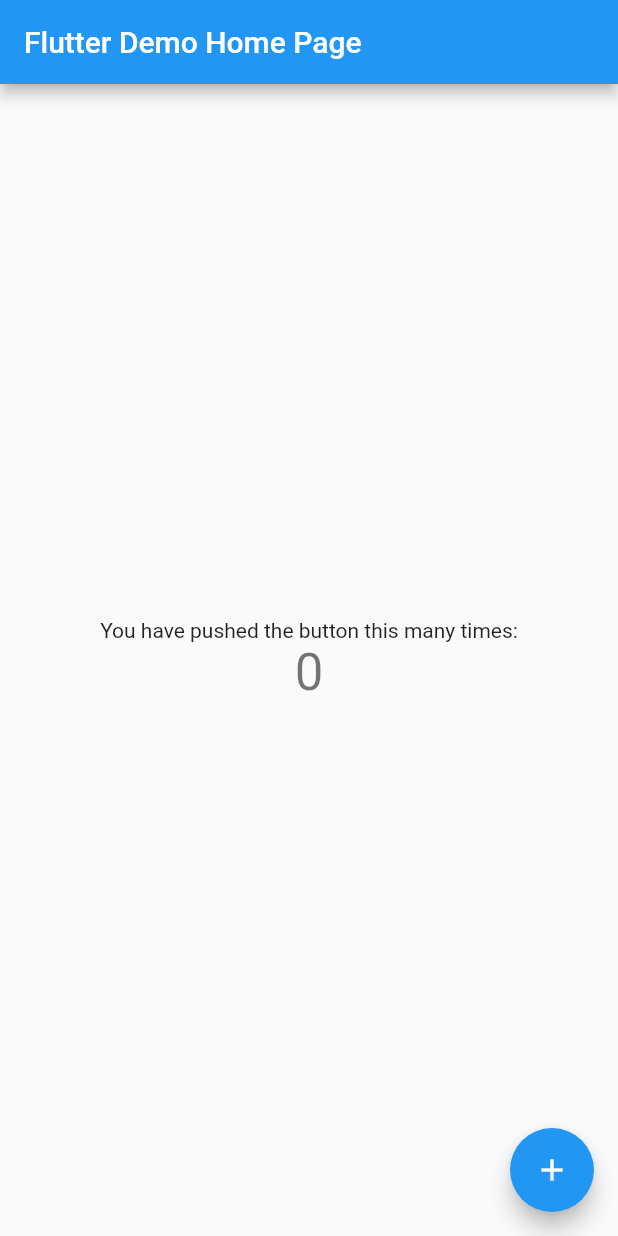
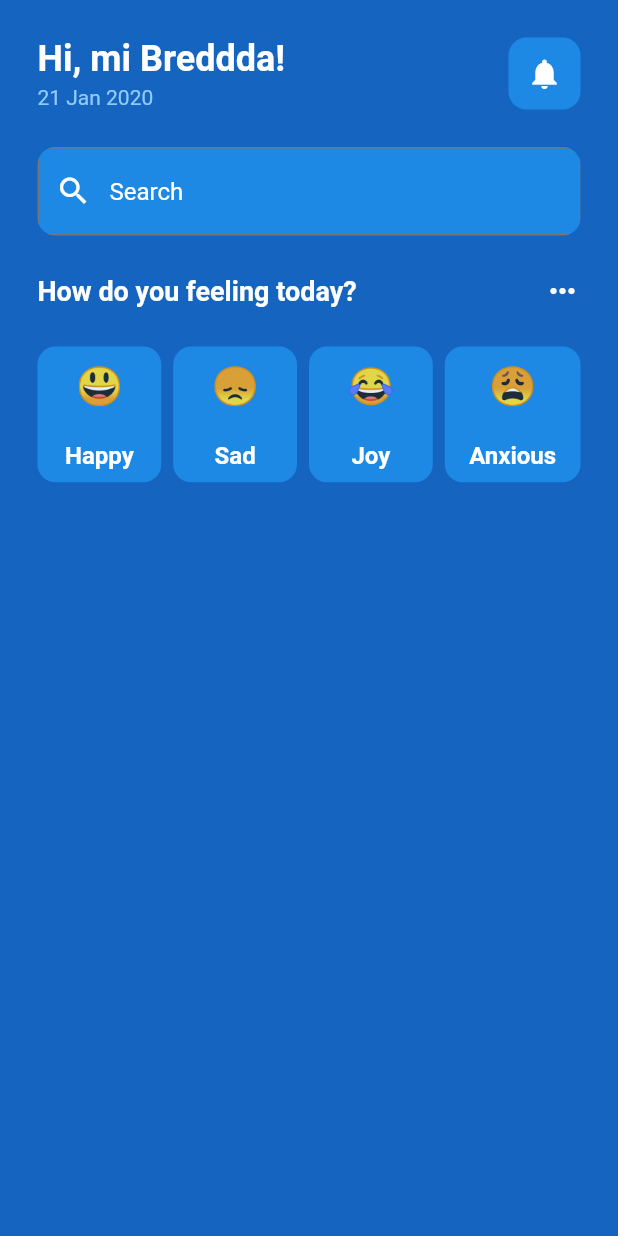
Before and after one commit to Lowkali/mentalhealthapp, a Flutter app: the screen it shows after launch, on a phone screen of 412 x 824 dp. Run offline on Flutter 3.47's test engine with Material 2 defaults, Android fonts, the phone set to English and light mode, and no system bars.

Commit message:
landing  page this app(greetings, search bar & emoji)

```diff
--- a/lib/main.dart
+++ b/lib/main.dart
@@ -1,4 +1,5 @@
 import 'package:flutter/material.dart';
+import 'package:mentalhealthapp/pages/homepage.dart';
 
 void main() {
   runApp(const MyApp());
@@ -11,105 +12,10 @@ class MyApp extends StatelessWidget {
   @override
   Widget build(BuildContext context) {
     return MaterialApp(
+      debugShowCheckedModeBanner: false,
       title: 'Flutter Demo',
-      theme: ThemeData(
-        // This is the theme of your application.
-        //
-        // Try running your application with "flutter run". You'll see the
-        // application has a blue toolbar. Then, without quitting the app, try
-        // changing the primarySwatch below to Colors.green and then invoke
-        // "hot reload" (press "r" in the console where you ran "flutter run",
-        // or simply save your changes to "hot reload" in a Flutter IDE).
-        // Notice that the counter didn't reset back to zero; the application
-        // is not restarted.
-        primarySwatch: Colors.blue,
-      ),
-      home: const MyHomePage(title: 'Flutter Demo Home Page'),
+      theme: ThemeData(),
+      home: HomePage(),
     );
   }
 }
-
-class MyHomePage extends StatefulWidget {
-  const MyHomePage({Key? key, required this.title}) : super(key: key);
-
-  // This widget is the home page of your application. It is stateful, meaning
-  // that it has a State object (defined below) that contains fields that affect
-  // how it looks.
-
-  // This class is the configuration for the state. It holds the values (in this
-  // case the title) provided by the parent (in this case the App widget) and
-  // used by the build method of the State. Fields in a Widget subclass are
-  // always marked "final".
-
-  final String title;
-
-  @override
-  State<MyHomePage> createState() => _MyHomePageState();
-}
-
-class _MyHomePageState extends State<MyHomePage> {
-  int _counter = 0;
-
-  void _incrementCounter() {
-    setState(() {
-      // This call to setState tells the Flutter framework that something has
-      // changed in this State, which causes it to rerun the build method below
-      // so that the display can reflect the updated values. If we changed
-      // _counter without calling setState(), then the build method would not be
-      // called again, and so nothing would appear to happen.
-      _counter++;
-    });
-  }
-
-  @override
-  Widget build(BuildContext context) {
-    // This method is rerun every time setState is called, for instance as done
-    // by the _incrementCounter method above.
-    //
-    // The Flutter framework has been optimized to make rerunning build methods
-    // fast, so that you can just rebuild anything that needs updating rather
-    // than having to individually change instances of widgets.
-    return Scaffold(
-      appBar: AppBar(
-        // Here we take the value from the MyHomePage object that was created by
-        // the App.build method, and use it to set our appbar title.
-        title: Text(widget.title),
-      ),
-      body: Center(
-        // Center is a layout widget. It takes a single child and positions it
-        // in the middle of the parent.
-        child: Column(
-          // Column is also a layout widget. It takes a list of children and
-          // arranges them vertically. By default, it sizes itself to fit its
-          // children horizontally, and tries to be as tall as its parent.
-          //
-          // Invoke "debug painting" (press "p" in the console, choose the
-          // "Toggle Debug Paint" action from the Flutter Inspector in Android
-          // Studio, or the "Toggle Debug Paint" command in Visual Studio Code)
-          // to see the wireframe for each widget.
-          //
-          // Column has various properties to control how it sizes itself and
-          // how it positions its children. Here we use mainAxisAlignment to
-          // center the children vertically; the main axis here is the vertical
-          // axis because Columns are vertical (the cross axis would be
-          // horizontal).
-          mainAxisAlignment: MainAxisAlignment.center,
-          children: <Widget>[
-            const Text(
-              'You have pushed the button this many times:',
-            ),
-            Text(
-              '$_counter',
-              style: Theme.of(context).textTheme.headline4,
-            ),
-          ],
-        ),
-      ),
-      floatingActionButton: FloatingActionButton(
-        onPressed: _incrementCounter,
-        tooltip: 'Increment',
-        child: const Icon(Icons.add),
-      ), // This trailing comma makes auto-formatting nicer for build methods.
-    );
-  }
-}
--- /dev/null
+++ b/lib/pages/homepage.dart
@@ -0,0 +1,153 @@
+// ignore_for_file: prefer_const_constructors, prefer_const_constructors_in_immutables, prefer_const_literals_to_create_immutables
+
+import 'package:flutter/material.dart';
+import 'package:mentalhealthapp/util/emoticon_face.dart';
+
+class HomePage extends StatefulWidget {
+  HomePage({Key? key}) : super(key: key);
+
+  @override
+  State<HomePage> createState() => _HomePageState();
+}
+
+class _HomePageState extends State<HomePage> {
+  final List feelings = [
+    ['😃', 'Happy'],
+    ['😞', 'Sad'],
+    ['😂', 'Joy'],
+    ['😩', 'Anxious']
+  ];
+  @override
+  Widget build(BuildContext context) {
+    return Scaffold(
+        backgroundColor: Colors.blue[800],
+        body: SafeArea(
+          child: Padding(
+            padding: EdgeInsets.all(25),
+            child: Column(
+              crossAxisAlignment: CrossAxisAlignment.start,
+              children: [
+                // Grettings row
+                Row(
+                  mainAxisAlignment: MainAxisAlignment.spaceBetween,
+                  children: [
+                    Column(
+                      crossAxisAlignment: CrossAxisAlignment.start,
+                      children: [
+                        Text(
+                          'Hi, mi Breddda!',
+                          style: TextStyle(
+                              fontSize: 24,
+                              fontWeight: FontWeight.bold,
+                              color: Colors.white),
+                        ),
+                        SizedBox(
+                          height: 4,
+                        ),
+                        Text(
+                          '21 Jan 2020',
+                          style: TextStyle(
+                            color: Colors.blue[200],
+                          ),
+                        )
+                      ],
+                    ),
+                    Container(
+                      decoration: BoxDecoration(
+                        borderRadius: BorderRadius.circular(12),
+                        color: Colors.blue[600],
+                      ),
+                      child: Padding(
+                        padding: EdgeInsets.all(12),
+                        child: Icon(
+                          Icons.notifications,
+                          color: Colors.white,
+                        ),
+                      ),
+                    )
+                  ],
+                ),
+
+                SizedBox(
+                  height: 25,
+                ),
+                // search bar
+                ClipRRect(
+                  borderRadius: BorderRadius.circular(12),
+                  child: Container(
+                    color: Colors.blue[600],
+                    child: TextField(
+                      decoration: InputDecoration(
+                          prefixIcon: Icon(
+                            Icons.search,
+                            color: Colors.white,
+                          ),
+                          hintText: 'Search',
+                          hintStyle: TextStyle(color: Colors.white),
+                          focusedBorder: OutlineInputBorder(
+                            borderSide: BorderSide(color: Colors.grey.shade600),
+                          ),
+                          enabledBorder: OutlineInputBorder(
+                              borderSide:
+                                  BorderSide(color: Colors.grey.shade600))),
+                    ),
+                  ),
+                ),
+
+                SizedBox(
+                  height: 25,
+                ),
+
+                Row(
+                  mainAxisAlignment: MainAxisAlignment.spaceBetween,
+                  children: [
+                    Text(
+                      'How do you feeling today?',
+                      style: TextStyle(
+                          fontSize: 18,
+                          fontWeight: FontWeight.bold,
+                          color: Colors.white),
+                    ),
+                    Icon(
+                      Icons.more_horiz,
+                      color: Colors.white,
+                    )
+                  ],
+                ),
+                SizedBox(
+                  height: 25,
+                ),
+
+                // emoji faces
+                Column(
+                  mainAxisAlignment: MainAxisAlignment.start,
+                  children: [
+                    SizedBox(
+                      height: 200,
+                      child: GridView.builder(
+                        shrinkWrap: true,
+                        gridDelegate:
+                            const SliverGridDelegateWithFixedCrossAxisCount(
+                          crossAxisCount: 4,
+                        ),
+                        itemCount: 4,
+                        itemBuilder: (BuildContext context, int index) {
+                          return Padding(
+                            padding: EdgeInsets.only(
+                                right: index == feelings.length - 1 ? 0 : 8),
+                            child: EmoticonFace(
+                              emoji: feelings[index][0],
+                              emoji_feeling: feelings[index][1],
+                            ),
+                          );
+                        },
+                      ),
+                    ),
+                  ],
+                ),
+              ],
+            ),
+          ),
+        ));
+  }
+}
--- /dev/null
+++ b/lib/util/emoticon_face.dart
@@ -0,0 +1,37 @@
+// ignore_for_file: prefer_const_constructors, use_key_in_widget_constructors, prefer_const_constructors_in_immutables, non_constant_identifier_names
+
+import 'package:flutter/material.dart';
+
+class EmoticonFace extends StatelessWidget {
+  final String emoji;
+  final String emoji_feeling;
+
+  EmoticonFace({required this.emoji, required this.emoji_feeling});
+
+  @override
+  Widget build(BuildContext context) {
+    return Container(
+      decoration: BoxDecoration(
+        borderRadius: BorderRadius.circular(12),
+        color: Colors.blue[600],
+      ),
+      child: Column(
+        children: [
+          Padding(
+            padding: EdgeInsets.all(12),
+            child: Text(
+              emoji,
+              style: TextStyle(fontSize: 25),
+            ),
+          ),
+          SizedBox(height: 10),
+          Text(
+            emoji_feeling,
+            style: TextStyle(
+                fontSize: 16, color: Colors.white, fontWeight: FontWeight.bold),
+          )
+        ],
+      ),
+    );
+  }
+}
```
